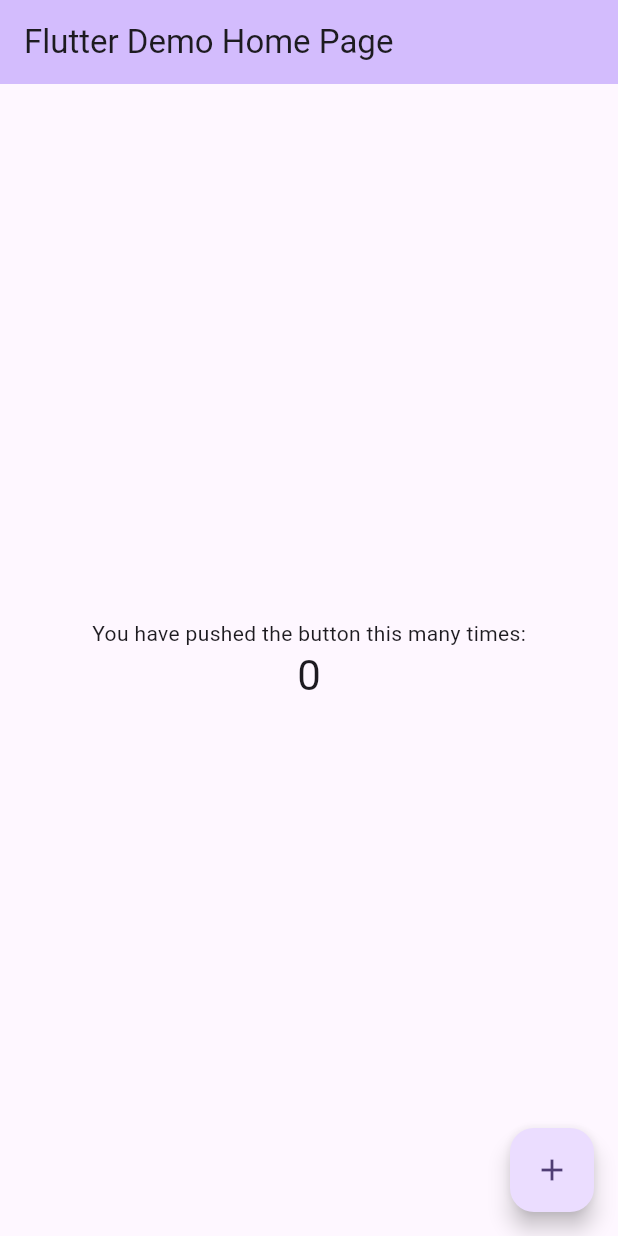
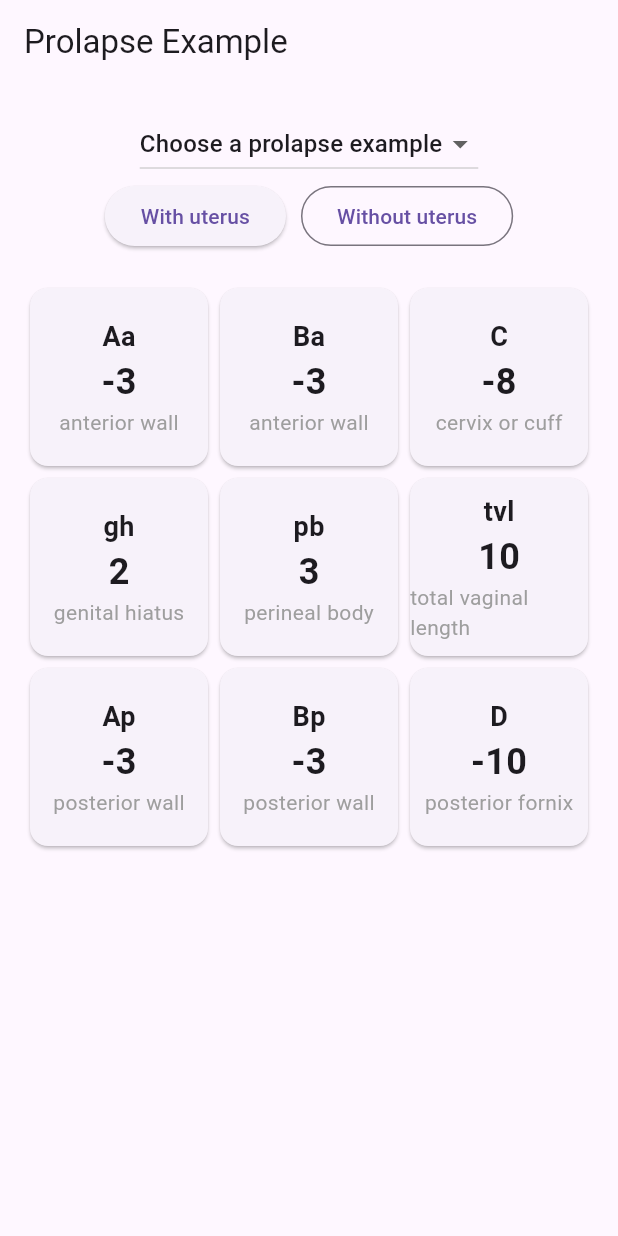
Before and after one commit to oumaimasebbane/mon-projet, a Flutter app: the screen it shows after launch, on a phone screen of 412 x 824 dp. Run offline on Flutter 3.47's test engine with Material 3 defaults, Android fonts, the phone set to English and light mode, and no system bars.

Commit message:
Description des modifications

```diff
--- a/lib/main.dart
+++ b/lib/main.dart
@@ -1,4 +1,5 @@
 import 'package:flutter/material.dart';
+import 'screens/prolapse_screen.dart';
 
 void main() {
   runApp(const MyApp());
@@ -7,116 +8,11 @@ void main() {
 class MyApp extends StatelessWidget {
   const MyApp({super.key});
 
-  // This widget is the root of your application.
   @override
   Widget build(BuildContext context) {
     return MaterialApp(
-      title: 'Flutter Demo',
-      theme: ThemeData(
-        // This is the theme of your application.
-        //
-        // TRY THIS: Try running your application with "flutter run". You'll see
-        // the application has a purple toolbar. Then, without quitting the app,
-        // try changing the seedColor in the colorScheme below to Colors.green
-        // and then invoke "hot reload" (save your changes or press the "hot
-        // reload" button in a Flutter-supported IDE, or press "r" if you used
-        // the command line to start the app).
-        //
-        // Notice that the counter didn't reset back to zero; the application
-        // state is not lost during the reload. To reset the state, use hot
-        // restart instead.
-        //
-        // This works for code too, not just values: Most code changes can be
-        // tested with just a hot reload.
-        colorScheme: ColorScheme.fromSeed(seedColor: Colors.deepPurple),
-      ),
-      home: const MyHomePage(title: 'Flutter Demo Home Page'),
+      debugShowCheckedModeBanner: false,
+      home: ProlapseScreen(),
     );
   }
 }
-
-class MyHomePage extends StatefulWidget {
-  const MyHomePage({super.key, required this.title});
-
-  // This widget is the home page of your application. It is stateful, meaning
-  // that it has a State object (defined below) that contains fields that affect
-  // how it looks.
-
-  // This class is the configuration for the state. It holds the values (in this
-  // case the title) provided by the parent (in this case the App widget) and
-  // used by the build method of the State. Fields in a Widget subclass are
-  // always marked "final".
-
-  final String title;
-
-  @override
-  State<MyHomePage> createState() => _MyHomePageState();
-}
-
-class _MyHomePageState extends State<MyHomePage> {
-  int _counter = 0;
-
-  void _incrementCounter() {
-    setState(() {
-      // This call to setState tells the Flutter framework that something has
-      // changed in this State, which causes it to rerun the build method below
-      // so that the display can reflect the updated values. If we changed
-      // _counter without calling setState(), then the build method would not be
-      // called again, and so nothing would appear to happen.
-      _counter++;
-    });
-  }
-
-  @override
-  Widget build(BuildContext context) {
-    // This method is rerun every time setState is called, for instance as done
-    // by the _incrementCounter method above.
-    //
-    // The Flutter framework has been optimized to make rerunning build methods
-    // fast, so that you can just rebuild anything that needs updating rather
-    // than having to individually change instances of widgets.
-    return Scaffold(
-      appBar: AppBar(
-        // TRY THIS: Try changing the color here to a specific color (to
-        // Colors.amber, perhaps?) and trigger a hot reload to see the AppBar
-        // change color while the other colors stay the same.
-        backgroundColor: Theme.of(context).colorScheme.inversePrimary,
-        // Here we take the value from the MyHomePage object that was created by
-        // the App.build method, and use it to set our appbar title.
-        title: Text(widget.title),
-      ),
-      body: Center(
-        // Center is a layout widget. It takes a single child and positions it
-        // in the middle of the parent.
-        child: Column(
-          // Column is also a layout widget. It takes a list of children and
-          // arranges them vertically. By default, it sizes itself to fit its
-          // children horizontally, and tries to be as tall as its parent.
-          //
-          // Column has various properties to control how it sizes itself and
-          // how it positions its children. Here we use mainAxisAlignment to
-          // center the children vertically; the main axis here is the vertical
-          // axis because Columns are vertical (the cross axis would be
-          // horizontal).
-          //
-          // TRY THIS: Invoke "debug painting" (choose the "Toggle Debug Paint"
-          // action in the IDE, or press "p" in the console), to see the
-          // wireframe for each widget.
-          mainAxisAlignment: MainAxisAlignment.center,
-          children: <Widget>[
-            const Text('You have pushed the button this many times:'),
-            Text(
-              '$_counter',
-              style: Theme.of(context).textTheme.headlineMedium,
-            ),
-          ],
-        ),
-      ),
-      floatingActionButton: FloatingActionButton(
-        onPressed: _incrementCounter,
-        tooltip: 'Increment',
-        child: const Icon(Icons.add),
-      ), // This trailing comma makes auto-formatting nicer for build methods.
-    );
-  }
-}
--- /dev/null
+++ b/lib/screens/prolapse_screen.dart
@@ -0,0 +1,142 @@
+import 'package:flutter/material.dart';
+import '../widgets/prolapse_card.dart';
+
+class ProlapseScreen extends StatefulWidget {
+  @override
+  _ProlapseScreenState createState() => _ProlapseScreenState();
+}
+
+class _ProlapseScreenState extends State<ProlapseScreen> {
+  String selectedOption = 'Choose a prolapse example';
+
+  // Fonction pour afficher la boîte de dialogue de confirmation
+  void _showDialog(BuildContext context, String selectedOption) {
+    showDialog(
+      context: context,
+      builder: (BuildContext context) {
+        return AlertDialog(
+          title: const Text('Confirm Selection'),
+          content: Text('You selected: $selectedOption. Do you want to proceed?'),
+          actions: <Widget>[
+            TextButton(
+              onPressed: () {
+                Navigator.pop(context); // Ferme le dialog sans faire d'action
+              },
+              child: const Text('Cancel'),
+            ),
+            TextButton(
+              onPressed: () {
+                Navigator.pop(context); // Ferme le dialog et effectue l'action si nécessaire
+                // Vous pouvez ajouter ici des actions supplémentaires après la confirmation
+              },
+              child: const Text('Confirm'),
+            ),
+          ],
+        );
+      },
+    );
+  }
+
+  // Fonction pour afficher un message ou une action lors du clic sur une carte
+  void _onCardClicked(String cardTitle) {
+    // Affiche un message dans la console ou vous pouvez effectuer une autre action
+    print('Card clicked: $cardTitle');
+
+    // Par exemple, vous pouvez afficher un pop-up ou une action spécifique ici
+    _showDialog(context, cardTitle); // Affiche un pop-up de confirmation pour la carte cliquée
+  }
+
+  @override
+  Widget build(BuildContext context) {
+    return Scaffold(
+      appBar: AppBar(title: const Text("Prolapse Example")),
+      body: Padding(
+        padding: const EdgeInsets.all(16.0),
+        child: Column(
+          children: [
+            // Dropdown
+            DropdownButton<String>(
+              value: selectedOption,
+              onChanged: (String? newValue) {
+                setState(() {
+                  selectedOption = newValue!;
+                });
+                // Afficher le dialog de confirmation après la sélection
+                if (selectedOption != 'Choose a prolapse example') {
+                  _showDialog(context, selectedOption);
+                }
+              },
+              items: <String>[
+                'Choose a prolapse example',
+                'Example 1',
+                'Example 2'
+              ].map<DropdownMenuItem<String>>((String value) {
+                return DropdownMenuItem<String>(
+                  value: value,
+                  child: Text(value),
+                );
+              }).toList(),
+            ),
+
+            // Boutons
+            Row(
+              mainAxisAlignment: MainAxisAlignment.center,
+              children: [
+                ElevatedButton(onPressed: () {}, child: const Text("With uterus")),
+                const SizedBox(width: 10),
+                OutlinedButton(onPressed: () {}, child: const Text("Without uterus")),
+              ],
+            ),
+
+            const SizedBox(height: 20),
+
+            // Grille avec cartes cliquables
+            Expanded(
+              child: GridView.count(
+                crossAxisCount: 3, // 3 colonnes
+                children: [
+                  GestureDetector(
+                    onTap: () => _onCardClicked('Aa'), // Ajoute l'événement de clic
+                    child: const ProlapseCard(title: "Aa", value: "-3", subtitle: "anterior wall"),
+                  ),
+                  GestureDetector(
+                    onTap: () => _onCardClicked('Ba'), // Ajoute l'événement de clic
+                    child: const ProlapseCard(title: "Ba", value: "-3", subtitle: "anterior wall"),
+                  ),
+                  GestureDetector(
+                    onTap: () => _onCardClicked('C'), // Ajoute l'événement de clic
+                    child: const ProlapseCard(title: "C", value: "-8", subtitle: "cervix or cuff"),
+                  ),
+                  GestureDetector(
+                    onTap: () => _onCardClicked('gh'), // Ajoute l'événement de clic
+                    child: const ProlapseCard(title: "gh", value: "2", subtitle: "genital hiatus"),
+                  ),
+                  GestureDetector(
+                    onTap: () => _onCardClicked('pb'), // Ajoute l'événement de clic
+                    child: const ProlapseCard(title: "pb", value: "3", subtitle: "perineal body"),
+                  ),
+                  GestureDetector(
+                    onTap: () => _onCardClicked('tvl'), // Ajoute l'événement de clic
+                    child: const ProlapseCard(title: "tvl", value: "10", subtitle: "total vaginal length"),
+                  ),
+                  GestureDetector(
+                    onTap: () => _onCardClicked('Ap'), // Ajoute l'événement de clic
+                    child: const ProlapseCard(title: "Ap", value: "-3", subtitle: "posterior wall"),
+                  ),
+                  GestureDetector(
+                    onTap: () => _onCardClicked('Bp'), // Ajoute l'événement de clic
+                    child: const ProlapseCard(title: "Bp", value: "-3", subtitle: "posterior wall"),
+                  ),
+                  GestureDetector(
+                    onTap: () => _onCardClicked('D'), // Ajoute l'événement de clic
+                    child: const ProlapseCard(title: "D", value: "-10", subtitle: "posterior fornix"),
+                  ),
+                ],
+              ),
+            ),
+          ],
+        ),
+      ),
+    );
+  }
+}
--- /dev/null
+++ b/lib/widgets/prolapse_card.dart
@@ -0,0 +1,27 @@
+import 'package:flutter/material.dart';
+class ProlapseCard extends StatelessWidget {
+  final String title;
+  final String value;
+  final String subtitle;
+
+  const ProlapseCard({
+    required this.title,
+    required this.value,
+    required this.subtitle,
+    super.key,
+  });
+
+  @override
+  Widget build(BuildContext context) {
+    return Card(
+      child: Column(
+        mainAxisAlignment: MainAxisAlignment.center,
+        children: [
+          Text(title, style: const TextStyle(fontSize: 18, fontWeight: FontWeight.bold)),
+          Text(value, style: const TextStyle(fontSize: 24, fontWeight: FontWeight.bold)),
+          Text(subtitle, style: const TextStyle(fontSize: 14, color: Colors.grey)),
+        ],
+      ),
+    );
+  }
+}
```
Also changed, not shown: 1 other file.
